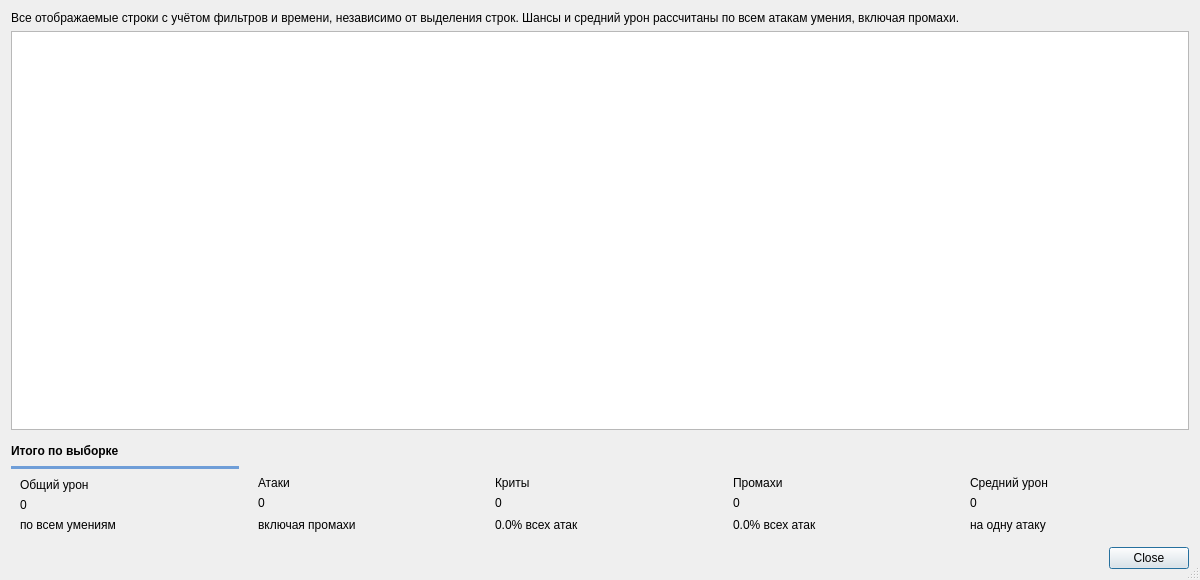
First picture: the form in src/gui/ui/skill_damage_dialog.ui, repository KolmePro/reva_damage_viewer, before the edit.
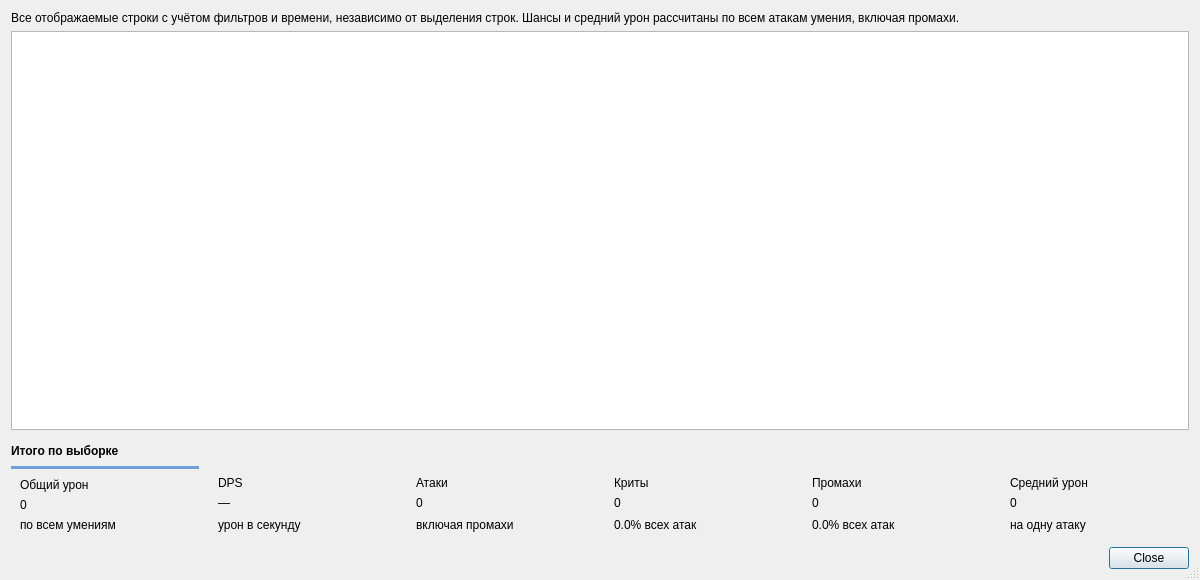
Second picture: the form after the edit.

Commit message: Add DPS summary card after total damage

```diff
--- a/src/gui/ui/skill_damage_dialog.ui
+++ b/src/gui/ui/skill_damage_dialog.ui
@@ -47,7 +47,7 @@
        <property name="wordWrap"><bool>true</bool></property>
       </widget></item>
       <item>
-       <layout class="QHBoxLayout" name="summary_cards_layout" stretch="1,1,1,1,1">
+       <layout class="QHBoxLayout" name="summary_cards_layout" stretch="1,1,1,1,1,1">
         <property name="spacing"><number>10</number></property>
         <item><widget class="QFrame" name="total_damage_card">
          <property name="summaryCard" stdset="0"><bool>true</bool></property>
@@ -57,6 +57,15 @@
           <item><widget class="QLabel" name="total_damage_detail"><property name="text"><string>по всем умениям</string></property><property name="summaryRole" stdset="0"><string notr="true">detail</string></property></widget></item>
          </layout>
         </widget></item>
+        <item><widget class="QFrame" name="total_dps_card">
+         <property name="summaryCard" stdset="0"><bool>true</bool></property>
+         <property name="toolTip"><string>Общий урон / время между первой и последней записью урона в выборке, включая паузы и отражённый урон. При нулевой длительности показан прочерк.</string></property>
+         <layout class="QVBoxLayout" name="total_dps_layout">
+          <item><widget class="QLabel" name="total_dps_title"><property name="text"><string>DPS</string></property></widget></item>
+          <item><widget class="QLabel" name="total_dps_value"><property name="text"><string>—</string></property><property name="summaryRole" stdset="0"><string notr="true">value</string></property><property name="textInteractionFlags"><set>Qt::TextSelectableByMouse</set></property></widget></item>
+          <item><widget class="QLabel" name="total_dps_detail"><property name="text"><string>урон в секунду</string></property><property name="summaryRole" stdset="0"><string notr="true">detail</string></property></widget></item>
+         </layout>
+        </widget></item>
         <item><widget class="QFrame" name="total_attacks_card">
          <property name="summaryCard" stdset="0"><bool>true</bool></property>
          <layout class="QVBoxLayout" name="total_attacks_layout">
```
The commit also changes 4 other files.
